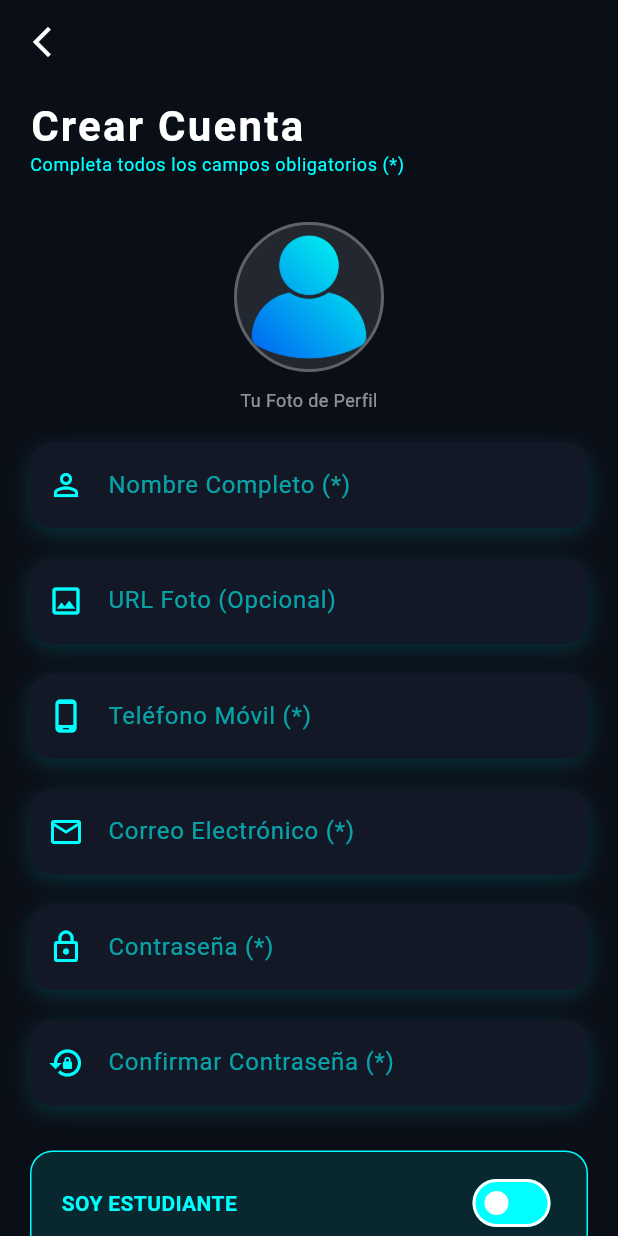
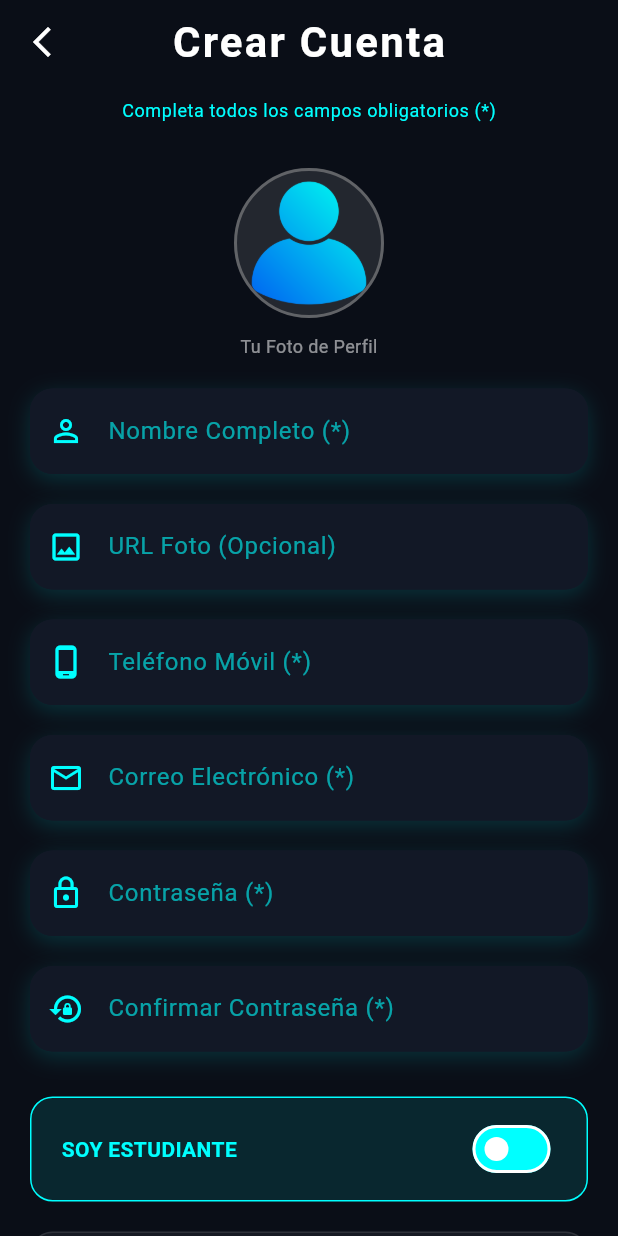
Before and after one commit to KENTGOOLD200/superteach_app, a Flutter app: the RegisterScreen screen opened by its route, on a phone screen of 412 x 824 dp. Run offline on Flutter 3.47's test engine with Material 3 defaults, Android fonts, the light colour scheme and no system bars; our stand-ins replace flutter_riverpod, gap, go_router.

Commit message:
semana 8 alpha 0.1

```diff
--- a/lib/presentation/screens/auth/register_screen.dart
+++ b/lib/presentation/screens/auth/register_screen.dart
@@ -36,15 +36,18 @@ class RegisterScreen extends ConsumerWidget {
           icon: const Icon(Icons.arrow_back_ios_new, color: Colors.white),
           onPressed: () => context.go('/login'),
         ),
+        centerTitle: true,
+        title: Text('Crear Cuenta', style: textStyles.headlineMedium?.copyWith(color: Colors.white, fontWeight: FontWeight.bold)),
       ),
       body: SafeArea(
         child: SingleChildScrollView(
           padding: const EdgeInsets.symmetric(horizontal: 20, vertical: 10),
           child: Column(
-            crossAxisAlignment: CrossAxisAlignment.start,
+            crossAxisAlignment: CrossAxisAlignment.center,
             children: [
-              Text('Crear Cuenta', style: textStyles.headlineMedium?.copyWith(color: Colors.white, fontWeight: FontWeight.bold)),
-              Text('Completa todos los campos obligatorios (*)', style: textStyles.bodySmall?.copyWith(color: neonCyan)),
+              Center(
+                child: Text('Completa todos los campos obligatorios (*)', style: textStyles.bodySmall?.copyWith(color: neonCyan)),
+              ),
               const Gap(30),
 
               // ==============================================================
@@ -192,7 +195,7 @@ class RegisterScreen extends ConsumerWidget {
                           title: const Text('¿Tienes un Código de Clase?', style: TextStyle(color: Colors.white)),
                           subtitle: const Text('Activa si te vas a unir a una clase', style: TextStyle(color: Colors.white54, fontSize: 12)),
                           value: registerState.hasClassCode,
-                          activeColor: neonCyan,
+                          activeThumbColor: neonCyan,
                           contentPadding: EdgeInsets.zero,
                           onChanged: registerNotifier.onStudentTypeChanged,
                         ),
@@ -286,7 +289,7 @@ class _RoleSelector extends StatelessWidget {
           Text(isTeacher ? 'SOY PROFESOR' : 'SOY ESTUDIANTE', style: TextStyle(color: isTeacher ? neonMagenta : neonCyan, fontWeight: FontWeight.bold)),
           Switch(
             value: isTeacher,
-            activeColor: Colors.white,
+            activeThumbColor: Colors.white,
             activeTrackColor: neonMagenta,
             inactiveTrackColor: neonCyan,
             inactiveThumbColor: Colors.white,
```
